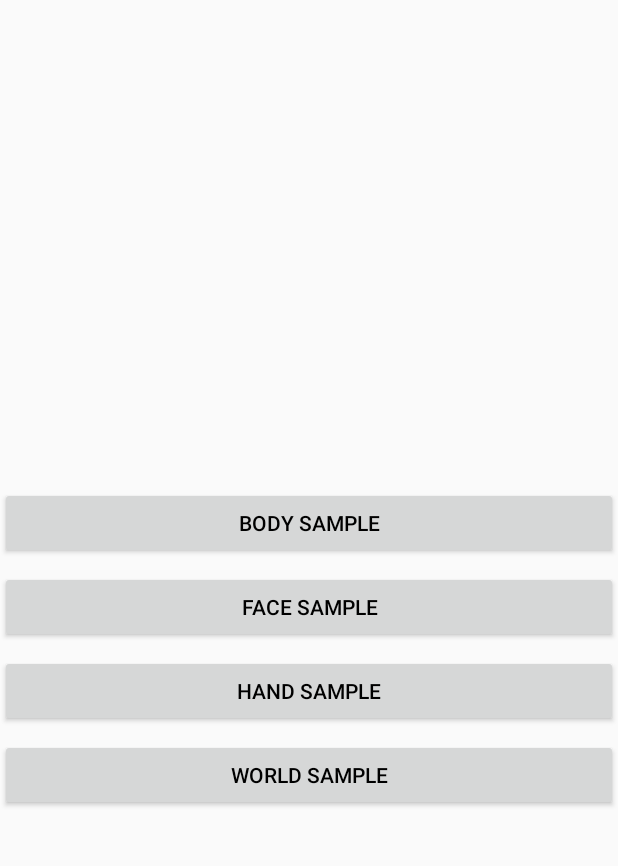
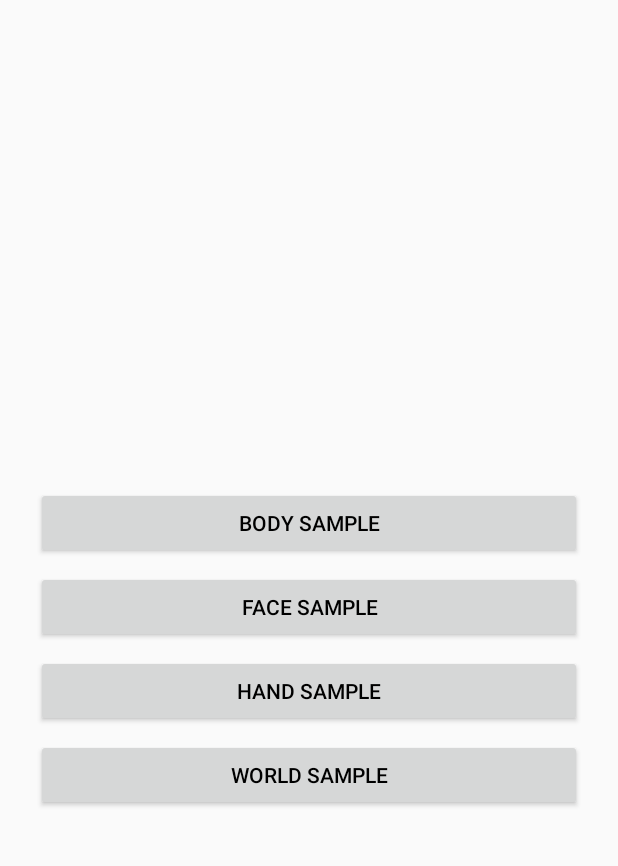
Before and after one commit to ferPrieto/AREngine, an Android app: the screen it shows after launch (MainActivity), on a phone screen of 412 x 824 dp, the part 101-967 px from its top. Run offline under Robolectric (Android 15) with nearby library versions, the phone set to English and light mode, and no system bars; our stand-ins replace Dagger/Hilt's generated code.

Commit message:
Simplified Livedata

```diff
--- a/app/src/main/java/prieto/fernando/template/ui/fragment/DashboardFragment.kt
+++ b/app/src/main/java/prieto/fernando/template/ui/fragment/DashboardFragment.kt
@@ -36,10 +36,10 @@ class DashboardFragment @Inject constructor(
     }
 
     private fun setViewModelObservers() {
-        viewModel.goToBody.observe(this, Observer { navigateToBody() })
-        viewModel.goToFace.observe(this, Observer { navigateToFace() })
-        viewModel.goToHand.observe(this, Observer { navigateToHand() })
-        viewModel.goToWorld.observe(this, Observer { navigateToWorld() })
+        viewModel.goToBody.observe(viewLifecycleOwner, Observer { navigateToBody() })
+        viewModel.goToFace.observe(viewLifecycleOwner, Observer { navigateToFace() })
+        viewModel.goToHand.observe(viewLifecycleOwner, Observer { navigateToHand() })
+        viewModel.goToWorld.observe(viewLifecycleOwner, Observer { navigateToWorld() })
     }
 
     private fun navigateToBody() {
--- a/app/src/main/res/layout/fragment_dashboard.xml
+++ b/app/src/main/res/layout/fragment_dashboard.xml
@@ -7,32 +7,36 @@
     <androidx.appcompat.widget.AppCompatTextView
         android:layout_width="match_parent"
         android:layout_height="wrap_content"
-        app:layout_constraintTop_toTopOf="parent"
+        android:layout_marginTop="48dp"
+        android:text="@string/dashboard_title"
+        android:textAlignment="center"
+        app:layout_constraintEnd_toEndOf="parent"
         app:layout_constraintStart_toStartOf="parent"
-        app:layout_constraintEnd_toEndOf="parent"
-        android:textAlignment="center"
-        android:layout_marginTop="48dp"
-        android:text="@string/dashboard_title"/>
+        app:layout_constraintTop_toTopOf="parent" />
 
     <Button
         android:id="@+id/button_body"
         android:layout_width="match_parent"
         android:layout_height="wrap_content"
+        android:layout_marginStart="@dimen/grid_large"
+        android:layout_marginTop="@dimen/grid_normal"
+        android:layout_marginEnd="@dimen/grid_large"
         android:text="@string/dashboard_button_body"
-        android:layout_marginTop="8dp"
         android:textColor="@color/textColorPrimary"
+        app:layout_constraintBottom_toBottomOf="parent"
         app:layout_constraintEnd_toEndOf="parent"
         app:layout_constraintStart_toStartOf="parent"
-        app:layout_constraintTop_toTopOf="parent"
-        app:layout_constraintBottom_toBottomOf="parent"/>
+        app:layout_constraintTop_toTopOf="parent" />
 
     <Button
         android:id="@+id/button_face"
         android:layout_width="match_parent"
         android:layout_height="wrap_content"
+        android:layout_marginStart="@dimen/grid_large"
+        android:layout_marginTop="@dimen/grid_normal"
+        android:layout_marginEnd="@dimen/grid_large"
         android:text="@string/dashboard_button_face"
         android:textColor="@color/textColorPrimary"
-        android:layout_marginTop="8dp"
         app:layout_constraintEnd_toEndOf="parent"
         app:layout_constraintStart_toStartOf="parent"
         app:layout_constraintTop_toBottomOf="@id/button_body" />
@@ -42,9 +46,11 @@
         android:id="@+id/button_hand"
         android:layout_width="match_parent"
         android:layout_height="wrap_content"
+        android:layout_marginStart="@dimen/grid_large"
+        android:layout_marginTop="@dimen/grid_normal"
+        android:layout_marginEnd="@dimen/grid_large"
         android:text="@string/dashboard_button_hand"
         android:textColor="@color/textColorPrimary"
-        android:layout_marginTop="8dp"
         app:layout_constraintEnd_toEndOf="parent"
         app:layout_constraintStart_toStartOf="parent"
         app:layout_constraintTop_toBottomOf="@id/button_face" />
@@ -54,9 +60,11 @@
         android:id="@+id/button_world"
         android:layout_width="match_parent"
         android:layout_height="wrap_content"
+        android:layout_marginStart="@dimen/grid_large"
+        android:layout_marginTop="@dimen/grid_normal"
+        android:layout_marginEnd="@dimen/grid_large"
         android:text="@string/dashboard_button_world"
         android:textColor="@color/textColorPrimary"
-        android:layout_marginTop="8dp"
         app:layout_constraintEnd_toEndOf="parent"
         app:layout_constraintStart_toStartOf="parent"
         app:layout_constraintTop_toBottomOf="@id/button_hand" />
--- a/presentation/src/main/java/prieto/fernando/presentation/DashboardViewModel.kt
+++ b/presentation/src/main/java/prieto/fernando/presentation/DashboardViewModel.kt
@@ -1,7 +1,7 @@
 package prieto.fernando.presentation
 
 import androidx.lifecycle.LiveData
-import androidx.lifecycle.MediatorLiveData
+import androidx.lifecycle.MutableLiveData
 import androidx.lifecycle.ViewModel
 import javax.inject.Inject
 
@@ -18,33 +18,24 @@ abstract class DashboardViewModel : ViewModel() {
 }
 
 class DashboardViewModelImpl @Inject constructor() : DashboardViewModel() {
-    private val _goToBody = MediatorLiveData<Unit>()
-    private val _goToFace = MediatorLiveData<Unit>()
-    private val _goToHand = MediatorLiveData<Unit>()
-    private val _goToWorld = MediatorLiveData<Unit>()
-
-    override val goToBody: LiveData<Unit>
-        get() = _goToBody
-    override val goToFace: LiveData<Unit>
-        get() = _goToFace
-    override val goToHand: LiveData<Unit>
-        get() = _goToHand
-    override val goToWorld: LiveData<Unit>
-        get() = _goToWorld
+    override val goToBody: MutableLiveData<Unit> = MutableLiveData()
+    override val goToFace: MutableLiveData<Unit> = MutableLiveData()
+    override val goToHand: MutableLiveData<Unit> = MutableLiveData()
+    override val goToWorld: MutableLiveData<Unit> = MutableLiveData()
 
     override fun bodyClicked() {
-        _goToBody.postValue(Unit)
+        goToBody.postValue(Unit)
     }
 
     override fun faceClicked() {
-        _goToFace.postValue(Unit)
+        goToFace.postValue(Unit)
     }
 
     override fun handClicked() {
-        _goToHand.postValue(Unit)
+        goToHand.postValue(Unit)
     }
 
     override fun worldClicked() {
-        _goToWorld.postValue(Unit)
+        goToWorld.postValue(Unit)
     }
 }
```
